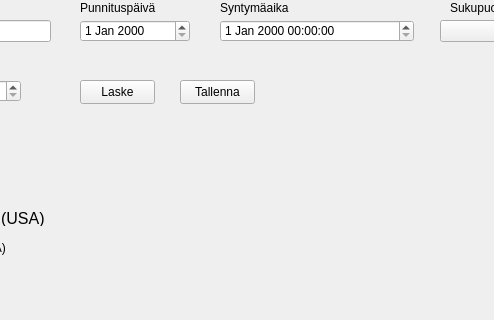
Above: main.ui from jukkaprami/FitnessGUI before the change; both pictures show x 470 to 964 and y 0 to 320 of the 1138 by 930 pixel window. Below: the same form after it.
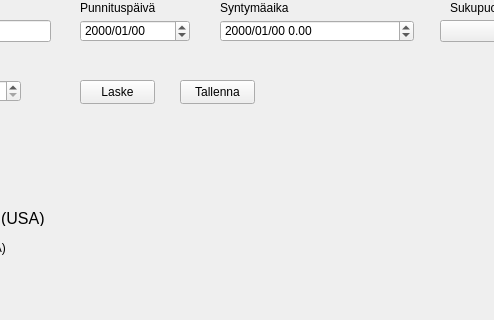
That is the form after the change.

The edit to the form file:
```diff
--- a/main.ui
+++ b/main.ui
@@ -52,6 +52,9 @@
       <height>22</height>
      </rect>
     </property>
+    <property name="displayFormat">
+     <string>yyyy/dd/mm</string>
+    </property>
    </widget>
    <widget class="QLabel" name="label">
     <property name="geometry">
@@ -216,6 +219,9 @@
       <height>22</height>
      </rect>
     </property>
+    <property name="displayFormat">
+     <string>yyyy/dd/mm H.mm</string>
+    </property>
    </widget>
    <widget class="QLabel" name="label_7">
     <property name="geometry">
```
Left out of the diff: 17 changed lines with no effect on the pictures.
